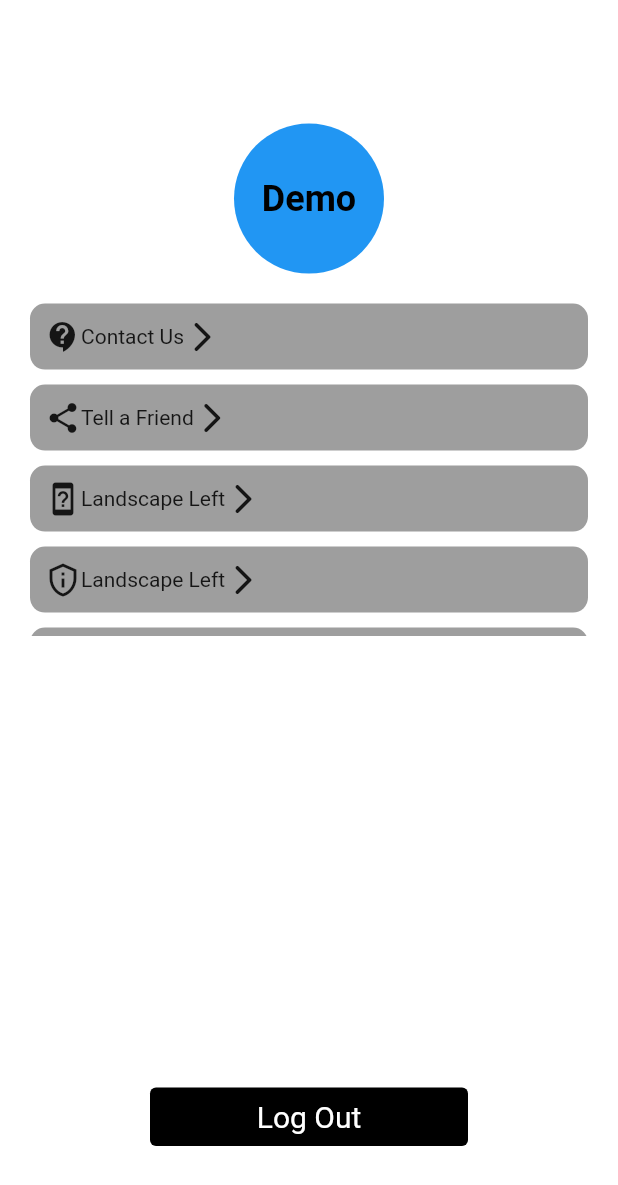
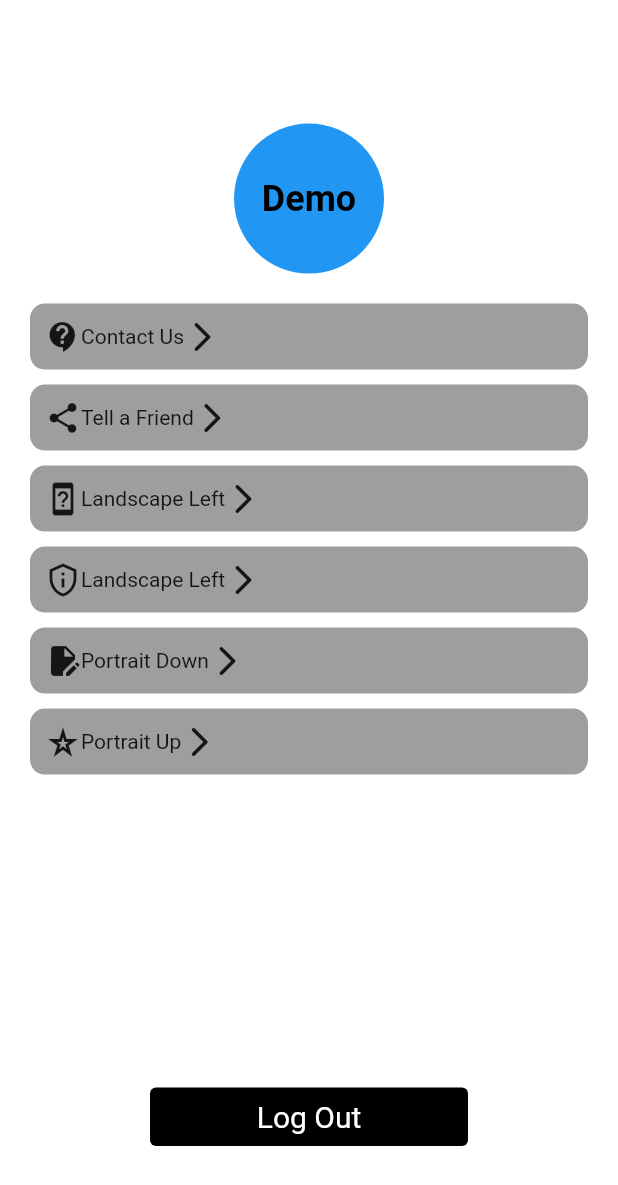
Before and after one commit to Saurav3309/meal_demo_app, a Flutter app: the ProfileView screen opened directly, on a phone screen of 412 x 824 dp. Shown: the top 1185 px of the screen. Run offline on Flutter 3.47's test engine with Material 2 defaults, Android fonts, the phone set to English and light mode, and no system bars; our stand-ins replace dots_indicator, get, persistent_bottom_nav_bar, social_login_buttons.

Commit message:
first push....saurav(22/01)

```diff
--- a/lib/dash/profile_view/profile_dart.dart
+++ b/lib/dash/profile_view/profile_dart.dart
@@ -13,30 +13,44 @@ class ProfileView extends StatelessWidget {
         body: SafeArea(
           child: Column(
             children: [
-              SizedBox(height: Get.height*0.1,),
+              SizedBox(
+                height: Get.height * 0.1,
+              ),
               Center(
                 child: Container(
                   height: 100,
                   width: 100,
-                  decoration: BoxDecoration(borderRadius: BorderRadius.circular(50),color: Colors.blue),
-                  child: Center(child: Text("Demo",style: TextStyle(fontSize: 24,fontWeight: FontWeight.bold,color: Colors.black,),)),
-
+                  decoration: BoxDecoration(
+                      borderRadius: BorderRadius.circular(50),
+                      color: Colors.blue),
+                  child: const Center(
+                      child: Text(
+                    "Demo",
+                    style: TextStyle(
+                      fontSize: 24,
+                      fontWeight: FontWeight.bold,
+                      color: Colors.black,
+                    ),
+                  )),
                 ),
               ),
               Expanded(
                 child: ListView.builder(
-                  padding: EdgeInsets.symmetric(horizontal: 20.0,vertical: 20),
+                  physics: const ClampingScrollPhysics(),
+                  padding: const EdgeInsets.symmetric(
+                      horizontal: 20.0, vertical: 20),
                   shrinkWrap: true,
                   itemCount: controller.profileOptions.length,
                   itemBuilder: (context, index) {
                     var item = controller.profileOptions[index];
                     return GestureDetector(
-
                       onTap: () => controller.onProfileOptionsTap(index),
                       child: Container(
                         margin: const EdgeInsets.only(bottom: 10),
                         padding: const EdgeInsets.all(10),
-                        decoration: BoxDecoration(borderRadius: BorderRadius.circular(10),color: Colors.grey),
+                        decoration: BoxDecoration(
+                            borderRadius: BorderRadius.circular(10),
+                            color: Colors.grey),
                         child: Row(
                           children: [
                             SizedBox(
@@ -54,7 +68,7 @@ class ProfileView extends StatelessWidget {
                   },
                 ),
               ),
-              const Spacer(),
+              // const Spacer(),
               Container(
                 margin:
                     const EdgeInsets.symmetric(horizontal: 100, vertical: 60),
--- a/lib/navigation/routes.dart
+++ b/lib/navigation/routes.dart
@@ -26,7 +26,6 @@ class Routes {
         binding: LoginBinding()),
     GetPage(
 
-
         name: Pages.registerView,
         page: () => RegisterView(),
         binding: RegisterBinding()),
```
Lines whose indentation alone changed are shown as unchanged.
